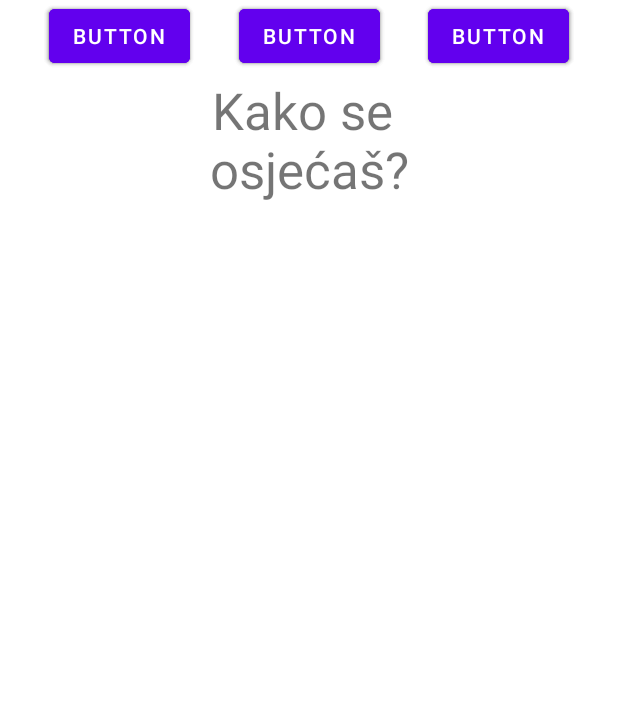
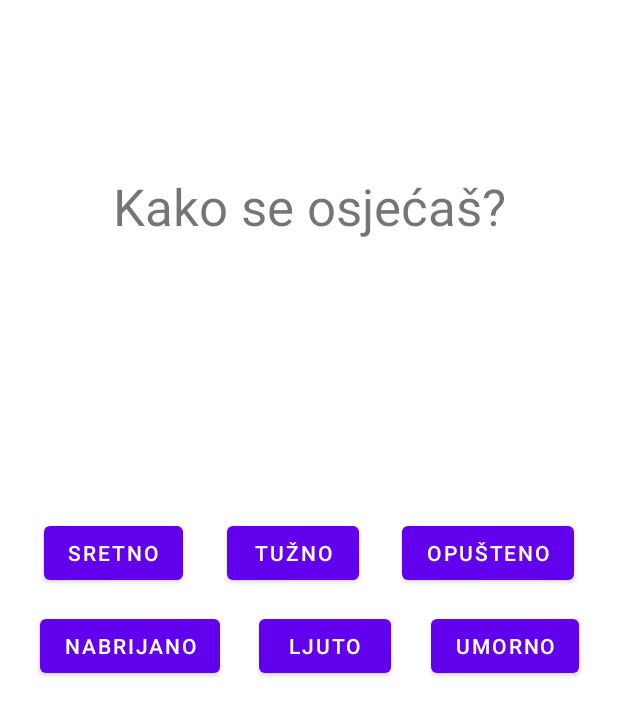
Before and after one commit to jura0207/ElvisAI, an Android app: the layout emotion_picker.xml on its own in the app's theme, with its tools: preview values and no code run, on a phone screen of 412 x 824 dp. Shown: the top 715 px of the screen. Run offline under Robolectric (Android 15) with nearby library versions, the phone set to English and light mode, and no system bars; Roboto replaces fonts that are not available here.

Commit message:
Implemented emotion_picker

```diff
--- /dev/null
+++ b/app/src/main/java/hr/fer/ppij/elvisai/Emotions.java
@@ -0,0 +1,5 @@
+package hr.fer.ppij.elvisai;
+
+public enum Emotions {
+    HAPPY,SAD,CHILL,PUMPED,ANGRY,TIRED;
+}
--- a/app/src/main/res/layout/emotion_picker.xml
+++ b/app/src/main/res/layout/emotion_picker.xml
@@ -6,114 +6,103 @@
     android:layout_height="match_parent">
 
     <Button
-        android:id="@+id/button4"
+        android:id="@+id/happy_btn"
+        android:layout_width="wrap_content"
+        android:layout_height="wrap_content"
+        android:layout_marginBottom="14dp"
+        android:fadingEdge="horizontal|vertical"
+        android:onClick="happyButtonAction"
+        android:text="@string/sretno_str"
+        app:layout_constraintBottom_toTopOf="@+id/pumped_btn"
+        app:layout_constraintEnd_toStartOf="@+id/sad_btn"
+        app:layout_constraintHorizontal_bias="0.5"
+        app:layout_constraintStart_toStartOf="parent"
+        app:layout_constraintTop_toBottomOf="@+id/how_ru_feeling_text_view" />
+
+    <Button
+        android:id="@+id/pumped_btn"
+        android:layout_width="wrap_content"
+        android:layout_height="wrap_content"
+        android:layout_marginBottom="369dp"
+        android:fadingEdge="horizontal|vertical"
+        android:onClick="pumpedButtonAction"
+        android:text="@string/pumped"
+        app:layout_constraintBottom_toBottomOf="parent"
+        app:layout_constraintEnd_toStartOf="@+id/angry_btn"
+        app:layout_constraintHorizontal_bias="0.5"
+        app:layout_constraintStart_toStartOf="parent" />
+
+    <Button
+        android:id="@+id/angry_btn"
         android:layout_width="wrap_content"
         android:layout_height="wrap_content"
         android:fadingEdge="horizontal|vertical"
-        android:text="Button"
-        app:layout_constraintEnd_toStartOf="@+id/button5"
+        android:onClick="angryButtonAction"
+        android:text="@string/angry"
+        app:layout_constraintBaseline_toBaselineOf="@+id/pumped_btn"
+        app:layout_constraintEnd_toStartOf="@+id/tired_btn"
         app:layout_constraintHorizontal_bias="0.5"
-        app:layout_constraintStart_toStartOf="parent"
-        tools:layout_editor_absoluteY="306dp" />
+        app:layout_constraintStart_toEndOf="@+id/pumped_btn" />
 
     <Button
-        android:id="@+id/button13"
+        android:id="@+id/tired_btn"
         android:layout_width="wrap_content"
         android:layout_height="wrap_content"
         android:fadingEdge="horizontal|vertical"
-        android:text="Button"
+        android:onClick="tiredButtonAction"
+        android:text="@string/tired"
+        app:layout_constraintBaseline_toBaselineOf="@+id/angry_btn"
         app:layout_constraintEnd_toEndOf="parent"
         app:layout_constraintHorizontal_bias="0.5"
-        app:layout_constraintStart_toEndOf="@+id/button14"
-        tools:layout_editor_absoluteY="445dp" />
+        app:layout_constraintStart_toEndOf="@+id/angry_btn" />
 
     <Button
-        android:id="@+id/button14"
+        android:id="@+id/chill_btn"
         android:layout_width="wrap_content"
         android:layout_height="wrap_content"
+        android:layout_marginBottom="14dp"
         android:fadingEdge="horizontal|vertical"
-        android:text="Button"
-        app:layout_constraintEnd_toStartOf="@+id/button13"
+        android:onClick="chillButtonAction"
+        android:text="@string/chill"
+        app:layout_constraintBottom_toTopOf="@+id/tired_btn"
+        app:layout_constraintEnd_toEndOf="parent"
         app:layout_constraintHorizontal_bias="0.5"
-        app:layout_constraintStart_toEndOf="@+id/button12"
-        tools:layout_editor_absoluteY="445dp" />
+        app:layout_constraintStart_toEndOf="@+id/sad_btn" />
 
     <Button
-        android:id="@+id/button11"
+        android:id="@+id/sad_btn"
         android:layout_width="wrap_content"
         android:layout_height="wrap_content"
+        android:layout_marginBottom="14dp"
         android:fadingEdge="horizontal|vertical"
-        android:text="Button"
-        app:layout_constraintEnd_toStartOf="@+id/button10"
+        android:onClick="sadButtonAction"
+        android:text="@string/sad"
+        app:layout_constraintBottom_toTopOf="@+id/pumped_btn"
+        app:layout_constraintEnd_toStartOf="@+id/chill_btn"
         app:layout_constraintHorizontal_bias="0.5"
-        app:layout_constraintStart_toEndOf="@+id/button9"
-        tools:layout_editor_absoluteY="376dp" />
-
-    <Button
-        android:id="@+id/button10"
-        android:layout_width="wrap_content"
-        android:layout_height="wrap_content"
-        android:fadingEdge="horizontal|vertical"
-        android:text="Button"
-        app:layout_constraintEnd_toEndOf="parent"
-        app:layout_constraintHorizontal_bias="0.5"
-        app:layout_constraintStart_toEndOf="@+id/button11"
-        tools:layout_editor_absoluteY="376dp" />
-
-    <Button
-        android:id="@+id/button9"
-        android:layout_width="wrap_content"
-        android:layout_height="wrap_content"
-        android:fadingEdge="horizontal|vertical"
-        android:text="Button"
-        app:layout_constraintEnd_toStartOf="@+id/button11"
-        app:layout_constraintHorizontal_bias="0.5"
-        app:layout_constraintStart_toStartOf="parent"
-        tools:layout_editor_absoluteY="376dp" />
-
-    <Button
-        android:id="@+id/button6"
-        android:layout_width="wrap_content"
-        android:layout_height="wrap_content"
-        android:fadingEdge="horizontal|vertical"
-        android:text="Button"
-        app:layout_constraintEnd_toEndOf="parent"
-        app:layout_constraintHorizontal_bias="0.5"
-        app:layout_constraintStart_toEndOf="@+id/button5"
-        tools:layout_editor_absoluteY="306dp" />
-
-    <Button
-        android:id="@+id/button5"
-        android:layout_width="wrap_content"
-        android:layout_height="wrap_content"
-        android:fadingEdge="horizontal|vertical"
-        android:text="Button"
-        app:layout_constraintEnd_toStartOf="@+id/button6"
-        app:layout_constraintHorizontal_bias="0.5"
-        app:layout_constraintStart_toEndOf="@+id/button4"
-        tools:layout_editor_absoluteY="306dp" />
-
-    <Button
-        android:id="@+id/button12"
-        android:layout_width="wrap_content"
-        android:layout_height="wrap_content"
-        android:fadingEdge="horizontal|vertical"
-        android:text="Button"
-        app:layout_constraintEnd_toStartOf="@+id/button14"
-        app:layout_constraintHorizontal_bias="0.5"
-        app:layout_constraintStart_toStartOf="parent"
-        tools:layout_editor_absoluteY="445dp" />
+        app:layout_constraintStart_toEndOf="@+id/happy_btn" />
 
     <TextView
-        android:id="@+id/textView3"
+        android:id="@+id/how_ru_feeling_text_view"
         android:layout_width="310dp"
-        android:layout_height="186dp"
+        android:layout_height="0dp"
+        android:layout_marginTop="25dp"
+        android:layout_marginBottom="95dp"
         android:gravity="center_horizontal|center_vertical"
-        android:text="Kako se \nosjećaš?"
+        android:text="@string/howdoyoufeelstr"
         android:textSize="34sp"
+        app:layout_constraintBottom_toTopOf="@+id/happy_btn"
         app:layout_constraintEnd_toEndOf="parent"
         app:layout_constraintHorizontal_bias="0.5"
         app:layout_constraintStart_toStartOf="parent"
-        tools:layout_editor_absoluteY="25dp" />
+        app:layout_constraintTop_toTopOf="parent" />
+
+    <androidx.constraintlayout.widget.Barrier
+        android:id="@+id/barrier"
+        android:layout_width="wrap_content"
+        android:layout_height="wrap_content"
+        app:barrierDirection="left"
+        app:constraint_referenced_ids="how_ru_feeling_text_view"
+        tools:layout_editor_absoluteX="393dp" />
 
 </androidx.constraintlayout.widget.ConstraintLayout>
--- a/app/src/main/res/values/strings.xml
+++ b/app/src/main/res/values/strings.xml
@@ -21,4 +21,12 @@
     <string name="profile_calib">Napravi profil</string>
     <string name="thumbsupbutton">Thumbs Up Button</string>
     <string name="thumbsdownbutton">Thumbs Down Button</string>
+    <string name="sretno_str">sretno</string>
+    <string name="sad">tužno</string>
+    <string name="chill">Opušteno</string>
+    <string name="pumped">nabrijano</string>
+    <string name="angry">ljuto</string>
+    <string name="tired">umorno</string>
+    <string name="howdoyoufeel">Kako se \nosjećaš?</string>
+    <string name="howdoyoufeelstr">Kako se osjećaš?</string>
 </resources>
```
Also changed, not shown: app/src/main/java/hr/fer/ppij/elvisai/MainActivity.java (+31 -2 lines), app/src/main/res/layout/genre_picker.xml (+16 -16 lines).
